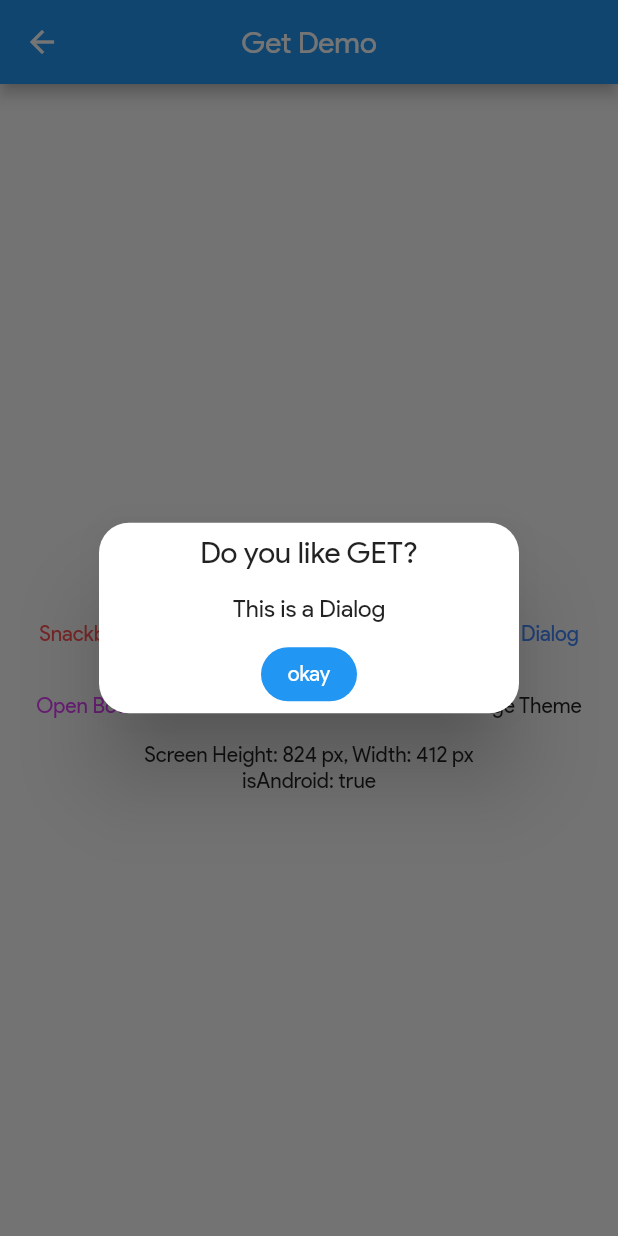
After one commit to madhavtripathi05/Flutter-Examples, a Flutter app: the GetDemo screen opened by its route, after a tap on "Open Dialog", on a phone screen of 412 x 824 dp. The commit adds this screen. Run offline on Flutter 3.47's test engine with Material 2 defaults, Android fonts, the phone set to English and light mode, and no system bars; our stand-ins replace dartx, flutter_icons, geolocator, get, google_fonts, google_maps_flutter and 5 more; accounts and stored records are empty.

Commit message:
added GET Demo✔

```diff
--- a/material_app/lib/constants.dart
+++ b/material_app/lib/constants.dart
@@ -1,3 +1,9 @@
+import 'package:flutter/material.dart';
+
+final kDarkTheme = ThemeData(brightness: Brightness.dark, fontFamily: 'google');
+final kLightTheme =
+    ThemeData(brightness: Brightness.light, fontFamily: 'google');
+
 //* JSON will be something like this:
 const kDarkStyledMaps = '''[
       { elementType: "geometry", stylers: [{ color: "#242f3e" }] },
--- /dev/null
+++ b/material_app/lib/controllers/bindings/my_bind.dart
@@ -0,0 +1,10 @@
+import 'package:get/get.dart';
+import '../my_controller.dart';
+
+class MyBind extends Bindings {
+  @override
+  void dependencies() {
+    //* Binding will be called only when the page is loaded.
+    Get.lazyPut<MyController>(() => MyController());
+  }
+}
--- /dev/null
+++ b/material_app/lib/routes.dart
@@ -0,0 +1,46 @@
+import './screens/screens.dart';
+import './widgets/widgets.dart';
+
+import 'package:get/get.dart';
+
+class AppRoutes {
+  static final routes = [
+    GetPage(
+      //* for named routes
+      name: AnimationsScreen.routeName,
+      page: () => AnimationsScreen(),
+      //* You can customize transition for different screens
+      transition: Transition.zoom,
+    ),
+    GetPage(name: AsyncAwait.routeName, page: () => AsyncAwait()),
+    GetPage(name: AuthScreen.routeName, page: () => AuthScreen()),
+    GetPage(name: ButtonsDemo.routeName, page: () => ButtonsDemo()),
+    GetPage(name: BlocLogin.routeName, page: () => BlocLogin()),
+    GetPage(
+        name: ConfirmationAcknowledgement.routeName,
+        page: () => ConfirmationAcknowledgement()),
+    GetPage(name: FormsDemo.routeName, page: () => FormsDemo()),
+    GetPage(
+        name: GridViewBuilderDemo.routeName, page: () => GridViewBuilderDemo()),
+    GetPage(name: GetScreen.routeName, page: () => GetScreen()),
+    GetPage(name: GetDemo.routeName, page: () => GetDemo()),
+    GetPage(name: HomeScreen.routeName, page: () => HomeScreen()),
+    GetPage(name: HttpDemo.routeName, page: () => HttpDemo()),
+    GetPage(name: HandlingTaps.routeName, page: () => HandlingTaps()),
+    GetPage(
+        name: ListViewBuilderDemo.routeName, page: () => ListViewBuilderDemo()),
+    GetPage(name: MapsScreen.routeName, page: () => MapsScreen()),
+    GetPage(
+        name: NavigationRailDemo.routeName, page: () => NavigationRailDemo()),
+    GetPage(name: RowColumn.routeName, page: () => RowColumn()),
+    GetPage(name: ScaffoldWidget.routeName, page: () => ScaffoldWidget()),
+    GetPage(name: Screen1.routeName, page: () => Screen1()),
+    GetPage(name: Screen2.routeName, page: () => Screen2()),
+    GetPage(name: SharedPrefsDemo.routeName, page: () => SharedPrefsDemo()),
+    GetPage(name: StreamDemo.routeName, page: () => StreamDemo()),
+    GetPage(name: SlidersDemo.routeName, page: () => SlidersDemo()),
+    GetPage(name: TodoScreen.routeName, page: () => TodoScreen()),
+    GetPage(name: StackWidget.routeName, page: () => StackWidget()),
+    GetPage(name: TabBarDemo.routeName, page: () => TabBarDemo())
+  ];
+}
--- /dev/null
+++ b/material_app/lib/screens/get_demo.dart
@@ -0,0 +1,164 @@
+import 'package:flutter/material.dart';
+import 'package:get/get.dart';
+import '../constants.dart';
+import './get_screen.dart';
+
+class GetDemo extends StatelessWidget {
+  static const routeName = '/get-demo';
+  @override
+  Widget build(BuildContext context) {
+    var results;
+    return Scaffold(
+      appBar: AppBar(
+        title: Text('Get Demo'),
+        centerTitle: true,
+      ),
+      body: Center(
+        child: Column(
+          mainAxisAlignment: MainAxisAlignment.center,
+          children: [
+            Row(
+              mainAxisAlignment: MainAxisAlignment.spaceEvenly,
+              children: [
+                //* if you just want to translate w/o any args
+                // Text('greeting'.tr),
+                //* pass Arguments easily
+                Text(
+                  'greeting'.trArgs(['John']),
+                  style: TextStyle(
+                      fontSize: 18,
+                      fontWeight: FontWeight.bold,
+                      color: Colors.blueGrey),
+                ),
+                DropdownButton<String>(
+                  value: Get.locale.toString(),
+                  items: <String>['en_US', 'en_IN', 'hn_IN', 'gj_IN']
+                      .map((String value) {
+                    return DropdownMenuItem<String>(
+                      value: value,
+                      child: Text(value),
+                    );
+                  }).toList(),
+                  onChanged: (_) {
+                    switch (_) {
+                      case 'hn_IN':
+                        //* updating local translations
+                        Get.updateLocale(Locale('hn', 'IN'));
+                        break;
+                      case 'gj_IN':
+                        Get.updateLocale(Locale('gj', 'IN'));
+                        break;
+                      case 'en_IN':
+                        Get.updateLocale(Locale('en', 'IN'));
+                        break;
+                      case 'en_US':
+                        Get.updateLocale(Locale('en', 'US'));
+                        break;
+                      default:
+                        Get.updateLocale(Locale('en', 'US'));
+                    }
+                  },
+                ),
+              ],
+            ),
+            Row(
+              mainAxisAlignment: MainAxisAlignment.spaceEvenly,
+              children: [
+                FlatButton(
+                  child: Text('Snackbar(Get)'),
+                  textColor: Colors.redAccent,
+                  onPressed: () =>
+                      //* Using Get Snackbar
+                      Get.snackbar('Title', 'This is Get Snackbar!'),
+                ),
+                FlatButton(
+                  child: Text('Snackbar(Default)'),
+                  textColor: Colors.greenAccent,
+                  onPressed: () =>
+                      //* Using Default Snackbar
+                      Get.rawSnackbar(
+                          title: 'Title',
+                          message: 'This is your default Snackbar'),
+                ),
+                FlatButton(
+                  child: Text('Open Dialog'),
+                  textColor: Colors.blueAccent,
+                  onPressed: () =>
+                      //* Opening Dialogs
+                      Get.defaultDialog(
+                    title: 'Do you like GET?',
+                    content: Text('This is a Dialog'),
+                    textConfirm: 'okay',
+                    confirmTextColor: Colors.white,
+                    onConfirm: () => Get.back(),
+                  ),
+                ),
+              ],
+            ),
+            Row(
+              mainAxisAlignment: MainAxisAlignment.spaceEvenly,
+              children: [
+                FlatButton(
+                  child: Text('Open BottomSheet'),
+                  textColor: Colors.purpleAccent,
+                  onPressed: () =>
+                      //* Open BottomSheet
+                      Get.bottomSheet(
+                    Container(
+                        height: 150,
+                        color: Colors.grey[600],
+                        child: Center(child: Text('This is a BottomSheet'))),
+                  ),
+                ),
+                FlatButton(
+                    textColor: Colors.blueGrey,
+                    child: Text('Next Screen'),
+                    onPressed: () async {
+                      //* simply replace Navigator.push() with Get.to()
+                      // Get.to(GetScreen());
+
+                      //* Using Named Routes
+                      //* when the next screen is closed and if you
+                      //* want some data back you can do:
+                      results = await Get.toNamed('/get-screen',
+                          arguments: 'some data');
+                      print(results);
+
+                      //* Alternative to Navigator.pushReplacement()
+                      // Get.off(GetScreen());
+
+                      //* Similarly for Navigator.popUntil()
+                      //* & pushReplacementAndUntil()
+                      // Get.until((route) => false);
+                      // Get.offAll(GetScreen());
+
+                      //* also if you don't want to remember Gets' Syntax
+                      //* just replace 'Navigator' with 'navigator' i.e.
+                      // navigator.pushNamed('/get-screen');
+                    }),
+                FlatButton(
+                  child: Text('Change Theme'),
+                  onPressed: () => Get.changeTheme(
+                      Get.isDarkMode ? kLightTheme : kDarkTheme),
+                ),
+              ],
+            ),
+            Text(
+                'Screen Height: ${Get.height.round()} px, Width: ${Get.width.round()} px'),
+            Text('isAndroid: ${GetPlatform.isAndroid}'),
+          ],
+        ),
+      ),
+    );
+  }
+}
+
+/*
+* Get helps you to significantly reduce your app development
+* time by providing all this useful features in one package.
+* There are lot more options than the one I've mentioned here.
+* Go checkout their full documentation for more info. In upcoming
+* posts we'll see how we can use GetX State Manager and Reactive
+* State Manager which is based on Streams also how to inject
+* Controllers during runtime using lazyLoading them.
+*/
--- /dev/null
+++ b/material_app/lib/screens/get_screen.dart
@@ -0,0 +1,36 @@
+import 'package:flutter/material.dart';
+import '../controllers/my_controller.dart';
+import 'package:get/get.dart';
+
+class GetScreen extends StatelessWidget {
+  static const routeName = '/get-screen';
+  @override
+  Widget build(BuildContext context) {
+    //* WillPopScope is used to handle Back Button
+    return WillPopScope(
+      onWillPop: () {
+        //* Instead of Navigator.pop use Get.back()
+        Get.back(result: 'results'); // send results to prev screen
+        return Future.value(true);
+      },
+      child: Scaffold(
+        appBar: AppBar(title: Text('MyPage')),
+        body: Container(
+          child: GetX<MyController>(
+              init: MyController(), // no need if you're using bindings
+              builder: (_) {
+                return Center(
+                    child: Column(
+                  mainAxisAlignment: MainAxisAlignment.center,
+                  children: [
+                    //* Getting Data from prev screen
+                    Text('data form Previous Screen: ${Get.arguments}'),
+                    Text('${_.text}'),
+                  ],
+                ));
+              }),
+        ),
+      ),
+    );
+  }
+}
--- a/material_app/lib/screens/screens.dart
+++ b/material_app/lib/screens/screens.dart
@@ -3,6 +3,8 @@ export 'todo_screen.dart';
 export 'confirmation_acknowledgement.dart';
 export 'home_screen.dart';
 export 'screen1.dart';
+export 'get_demo.dart';
+export 'get_screen.dart';
 export 'screen2.dart';
 export 'animations_screen.dart';
 export 'maps_screen.dart';
--- /dev/null
+++ b/material_app/lib/utils/translations.dart
@@ -0,0 +1,11 @@
+import 'package:get/get.dart';
+
+class AppTranslations extends Translations {
+  @override
+  Map<String, Map<String, String>> get keys => {
+        'en_US': {'greeting': 'Hey %s!'},
+        'en_IN': {'greeting': 'Hello %s!'},
+        'hn_IN': {'greeting': 'नमस्ते %s'},
+        'gj_IN': {'greeting': 'કેમ છો %s'},
+      };
+}
--- a/material_app/lib/widgets/scaffold_widget.dart
+++ b/material_app/lib/widgets/scaffold_widget.dart
@@ -39,7 +39,8 @@ class _ScaffoldWidgetState extends State<ScaffoldWidget> {
     {'HTTP Demo': HttpDemo.routeName},
     {'Auth Demo': AuthScreen.routeName},
     {'Animations': AnimationsScreen.routeName},
-    {'Bloc Login': BlocLogin.routeName},
+    {'Get Demo': GetDemo.routeName},
+    // {'Bloc Login': BlocLogin.routeName},
     {'Todo App': TodoScreen.routeName},
     {'Listview': ListViewBuilderDemo.routeName},
     {'Gridview': GridViewBuilderDemo.routeName},
--- a/material_app/lib/widgets/stream_demo.dart
+++ b/material_app/lib/widgets/stream_demo.dart
@@ -32,6 +32,7 @@ class _StreamDemoState extends State<StreamDemo> {
     // never forget to cancel the Stream Subscription
     flow = false;
     streamSubscription1.cancel();
+    streamController.close();
     super.dispose();
   }
 
@@ -98,7 +99,7 @@ class _StreamDemoState extends State<StreamDemo> {
             //   color: Colors.red,
             //   onPressed: () {
             //     streamController.close();
-            //   },0
+            //   },
             //   child: Text('Close Stream'),
             // ),
           ],
--- a/material_app/pubspec.yaml
+++ b/material_app/pubspec.yaml
@@ -17,6 +17,7 @@ environment:
   sdk: ">=2.7.0 <3.0.0"
 
 dependencies:
+  get: ^3.4.0
   local_auth: ^0.6.2+3
   sqflite: ^1.3.1
   dartx: ^0.4.2
```
Also changed, not shown: material_app/lib/controllers/my_controller.dart (added, +38 -0 lines), material_app/lib/main.dart (+24 -33 lines), material_app/pubspec.lock.
